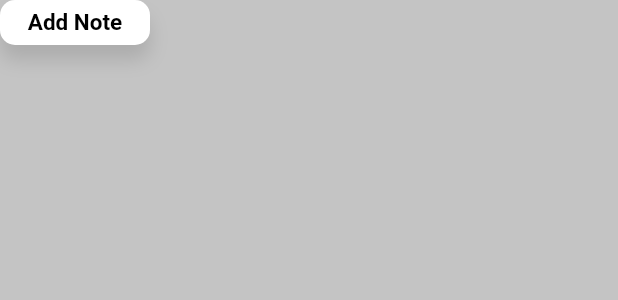
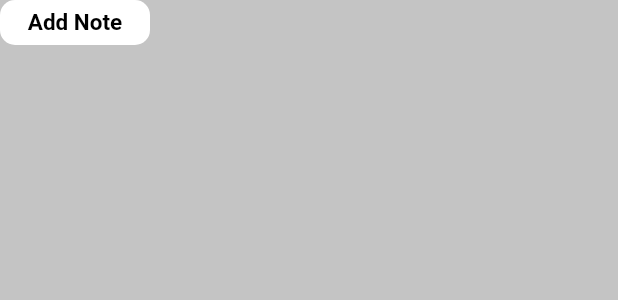
Before and after one commit to Starhkz/Pic-Note, a Flutter app: the Bubble widget shown alone on an empty page, opened directly, on a phone screen of 412 x 824 dp. Shown: the top 300 px of the screen. Run offline on Flutter 3.47's test engine with Material 2 defaults, Android fonts, the phone set to English and light mode, and no system bars; our stand-ins replace flutter_slidable, image_picker, platform, shared_preferences, sqflite; accounts and stored records are empty.

Commit message:
Flat Bubble

```diff
--- a/lib/widgets/bubble.dart
+++ b/lib/widgets/bubble.dart
@@ -5,19 +5,33 @@ class Bubble extends StatelessWidget {
   final double height;
   final Widget child;
   final Color? color;
+  final bool? isFlat;
   const Bubble(
       {Key? key,
       required this.width,
       required this.height,
       required this.child,
+      this.isFlat,
       this.color})
       : super(key: key);
 
   @override
   Widget build(BuildContext context) {
+    bool itsFlat = isFlat ?? true;
     Color col = color ?? Theme.of(context).primaryColor;
     double radius = width / 10;
     //rounded card with text
+    if (itsFlat) {
+      return Container(
+        width: width,
+        height: height,
+        decoration: BoxDecoration(
+            color: col, borderRadius: BorderRadius.circular(radius)),
+        child: Center(
+          child: child,
+        ),
+      );
+    } else {
       return Container(
         width: width,
         height: height,
@@ -38,3 +52,4 @@ class Bubble extends StatelessWidget {
       );
     }
   }
+}
```
Also changed, not shown: lib/shared/label_dialog.dart (+6 -1 lines), lib/shared/utils.dart (+19 -3 lines). Lines whose indentation alone changed are shown as unchanged.
